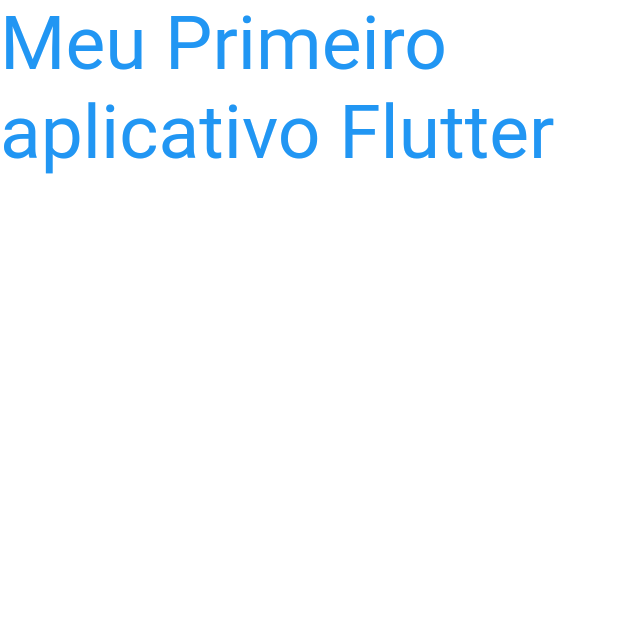
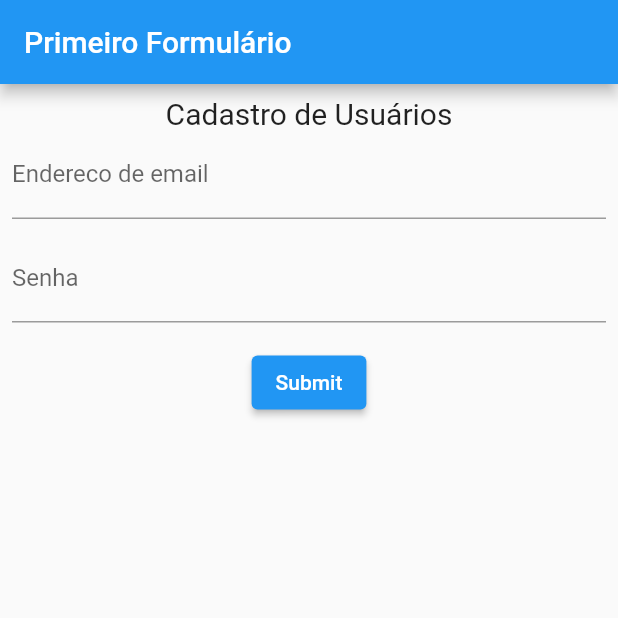
Before and after one commit to LukGaming/curso-flutter, a Flutter app: the screen it shows after launch, on a phone screen of 412 x 824 dp, the top half of it. Run offline on Flutter 3.47's test engine with Material 2 defaults, Android fonts, the phone set to English and light mode, and no system bars.

Commit message:
Primeiros Inputs de Formulários

```diff
--- a/helloworld/lib/main.dart
+++ b/helloworld/lib/main.dart
@@ -1,12 +1,103 @@
-import 'package:flutter/cupertino.dart';
 import 'package:flutter/material.dart';
 
-void main() {
-  runApp(Container(
-    child: Text(
-      'Meu Primeiro aplicativo Flutter',
-      textDirection: TextDirection.ltr,
-      style: TextStyle(fontSize: 50, color: Colors.blue),
-    ),
-  ));
+void main() => runApp(const MyApp());
+
+class MyApp extends StatelessWidget {
+  const MyApp({Key? key}) : super(key: key);
+
+  static const String _title = 'Primeiro Formulário';
+
+  @override
+  Widget build(BuildContext context) {
+    return MaterialApp(
+      title: _title,
+      home: Scaffold(
+        appBar: AppBar(title: const Text(_title)),
+        body: const MyStatefulWidget(),
+      ),
+    );
+  }
 }
+
+class MyStatefulWidget extends StatefulWidget {
+  const MyStatefulWidget({Key? key}) : super(key: key);
+
+  @override
+  State<MyStatefulWidget> createState() => _MyStatefulWidgetState();
+}
+
+class _MyStatefulWidgetState extends State<MyStatefulWidget> {
+  final GlobalKey<FormState> _formKey = GlobalKey<FormState>();
+  final passwordController = TextEditingController();
+  final emailController = TextEditingController();
+
+  @override
+  Widget build(BuildContext context) {
+    return Form(
+      key: _formKey,
+      child: Padding(
+        padding: const EdgeInsets.all(8.0),
+        child: Column(
+          // crossAxisAlignment: CrossAxisAlignment.center,
+          children: <Widget>[
+            Align(
+              alignment: Alignment
+                  .center, // Align however you like (i.e .centerRight, centerLeft)
+              child:
+                  Text("Cadastro de Usuários", style: TextStyle(fontSize: 20)),
+            ),
+            TextFormField(
+              controller: emailController,
+              decoration: const InputDecoration(labelText: "Endereco de email"),
+              keyboardType: TextInputType.emailAddress,
+              validator: (String? value) {
+                if (value == null || value.isEmpty) {
+                  return 'Please enter some text';
+                }
+                return null;
+              },
+            ),
+            Padding(padding: const EdgeInsets.symmetric(vertical: 5.0)),
+            TextFormField(
+              controller: passwordController,
+              obscureText: true,
+              decoration: const InputDecoration(
+                  // hintText: 'Senha',
+                  labelText: "Senha"),
+              validator: (String? value) {
+                if (value == null || value.isEmpty) {
+                  return 'Please enter some text';
+                }
+                return null;
+              },
+            ),
+            Padding(
+              padding: const EdgeInsets.symmetric(vertical: 16.0),
+              child: ElevatedButton(
+                onPressed: () {
+                  showDialog(
+                    context: context,
+                    builder: (context) {
+                      return AlertDialog(
+                        // Retrieve the text the that user has entered by using the
+                        // TextEditingController.
+                        content: Text(
+                            " EmaiL: \n ${emailController.text} \n Senha:  \n ${passwordController.text}"),
+                      );
+                    },
+                  );
+                  // Validate will return true if the form is valid, or false if
+                  // the form is invalid.
+                  if (_formKey.currentState!.validate()) {
+                    // Process data.
+                  }
+                },
+                child: const Text('Submit'),
+              ),
+            ),
+          ],
+        ),
+      ),
+    );
+  }
+}
--- a/helloworld/pubspec.yaml
+++ b/helloworld/pubspec.yaml
@@ -30,10 +30,10 @@ dependencies:
   flutter:
     sdk: flutter
 
-
   # The following adds the Cupertino Icons font to your application.
   # Use with the CupertinoIcons class for iOS style icons.
   cupertino_icons: ^1.0.2
+  http: ^0.13.4
 
 dev_dependencies:
   flutter_test:
--- /dev/null
+++ b/mock/db.json
@@ -0,0 +1,9 @@
+{
+    "users": [
+        {
+            "id": 1,
+            "email": "thelukgaming333@gmail.com",
+            "password": 12345
+        }
+    ]
+}
```
Also changed, not shown: helloworld/pubspec.lock.
